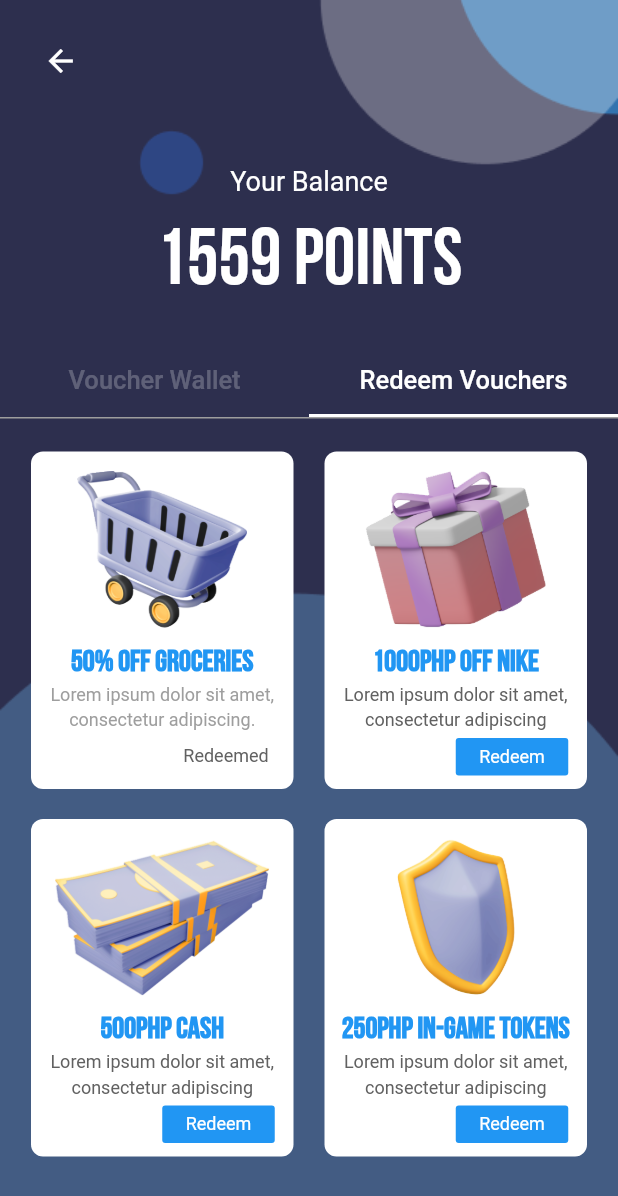
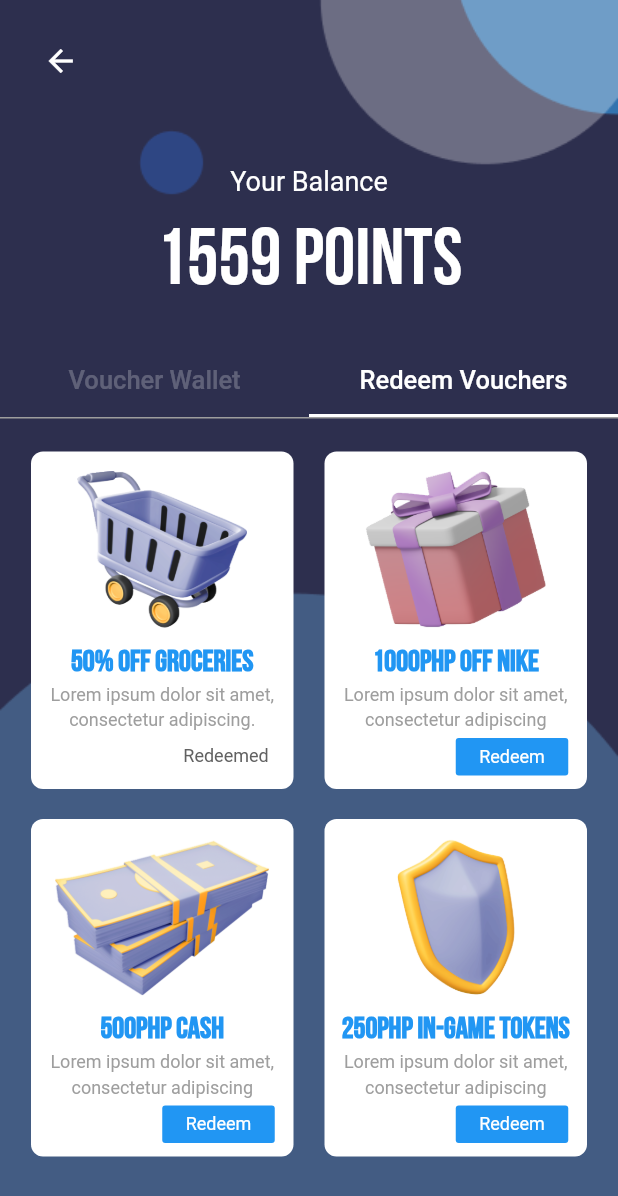
Before and after one commit to bocyej/innotrash, a Flutter app: the RewardsPage screen opened directly, tab 2 chosen, on a phone screen of 412 x 824 dp. Shown: the top 1196 px of the screen. Run offline on Flutter 3.47's test engine with Material 2 defaults, Android fonts, the phone set to English and light mode, and no system bars; our stand-ins replace google_fonts, persistent_bottom_nav_bar.

```diff
--- a/lib/layouts/redeemfour.dart
+++ b/lib/layouts/redeemfour.dart
@@ -37,19 +37,19 @@
                   ),
                 ),
                 const Padding(padding: EdgeInsets.only(bottom: 3)),
-                Text(
+                const Text(
                   'Lorem ipsum dolor sit amet,',
                   style: TextStyle(
-                    color: Colors.grey.shade700,
+                    color: Colors.grey,
                     fontSize: 12,
                     fontWeight: FontWeight.normal,
                   ),
                 ),
                 const Padding(padding: EdgeInsets.only(bottom: 3)),
-                Text(
+                const Text(
                   'consectetur adipiscing',
                   style: TextStyle(
-                    color: Colors.grey.shade700,
+                    color: Colors.grey,
                     fontSize: 12,
                     fontWeight: FontWeight.normal,
                   ),
--- a/lib/layouts/redeemthree.dart
+++ b/lib/layouts/redeemthree.dart
@@ -37,19 +37,19 @@
                   ),
                 ),
                 const Padding(padding: EdgeInsets.only(bottom: 3)),
-                Text(
+                const Text(
                   'Lorem ipsum dolor sit amet,',
                   style: TextStyle(
-                    color: Colors.grey.shade700,
+                    color: Colors.grey,
                     fontSize: 12,
                     fontWeight: FontWeight.normal,
                   ),
                 ),
                 const Padding(padding: EdgeInsets.only(bottom: 3)),
-                Text(
+                const Text(
                   'consectetur adipiscing',
                   style: TextStyle(
-                    color: Colors.grey.shade700,
+                    color: Colors.grey,
                     fontSize: 12,
                     fontWeight: FontWeight.normal,
                   ),
--- a/lib/layouts/redeemtwo.dart
+++ b/lib/layouts/redeemtwo.dart
@@ -37,19 +37,19 @@
                   ),
                 ),
                 const Padding(padding: EdgeInsets.only(bottom: 3)),
-                Text(
+                const Text(
                   'Lorem ipsum dolor sit amet,',
                   style: TextStyle(
-                    color: Colors.grey.shade700,
+                    color: Colors.grey,
                     fontSize: 12,
                     fontWeight: FontWeight.normal,
                   ),
                 ),
                 const Padding(padding: EdgeInsets.only(bottom: 3)),
-                Text(
+                const Text(
                   'consectetur adipiscing',
                   style: TextStyle(
-                    color: Colors.grey.shade700,
+                    color: Colors.grey,
                     fontSize: 12,
                     fontWeight: FontWeight.normal,
                   ),
```
